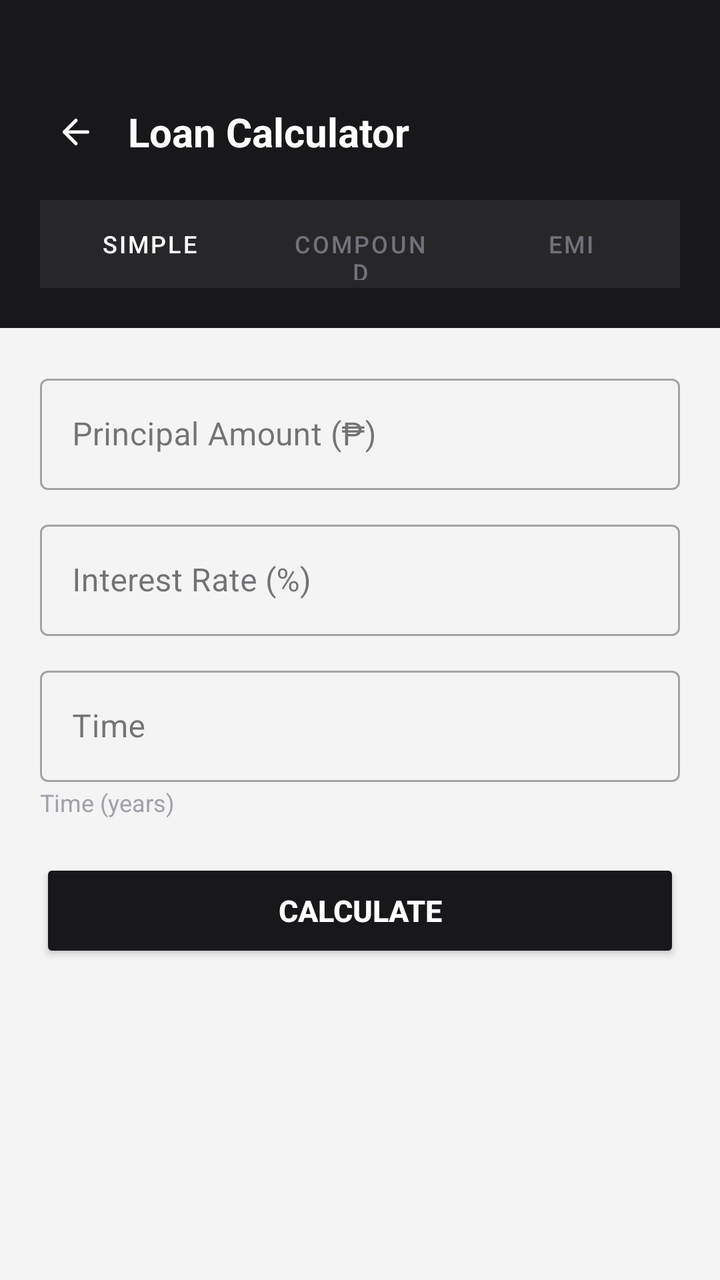
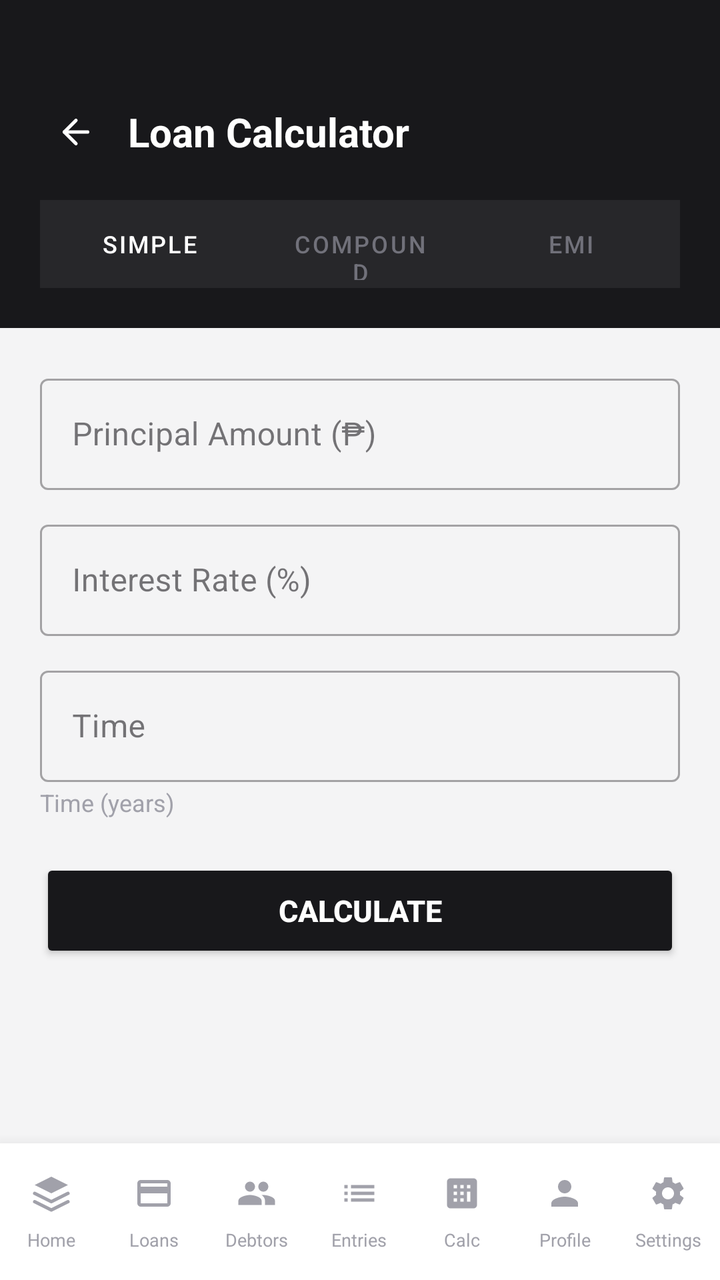

Compare the two renders of this Android layout. The source of the first and the diff that turns it into the second are given below.
<!-- AndroidManifest.xml: application theme Theme.LoanBuddy -->
<!-- res/layout/activity_calculator.xml -->
<?xml version="1.0" encoding="utf-8"?>
<ScrollView xmlns:android="http://schemas.android.com/apk/res/android"
    xmlns:app="http://schemas.android.com/apk/res-auto"
    android:layout_width="match_parent"
    android:layout_height="match_parent"
    android:background="@color/bg_page"
    android:fillViewport="true">

    <LinearLayout
        android:layout_width="match_parent"
        android:layout_height="wrap_content"
        android:orientation="vertical">

        
        <LinearLayout
            android:layout_width="match_parent"
            android:layout_height="wrap_content"
            android:background="@color/zinc_900"
            android:orientation="vertical"
            android:paddingHorizontal="20dp"
            android:paddingTop="48dp"
            android:paddingBottom="20dp">

            <LinearLayout
                android:layout_width="match_parent"
                android:layout_height="wrap_content"
                android:gravity="center_vertical"
                android:orientation="horizontal">

                <ImageButton
                    android:id="@+id/back_button"
                    android:layout_width="36dp"
                    android:layout_height="36dp"
                    android:background="?attr/selectableItemBackgroundBorderless"
                    android:src="@drawable/ic_arrow_left"
                    android:contentDescription="Back"
                    app:tint="@color/white" />

                <TextView
                    android:layout_width="0dp"
                    android:layout_height="wrap_content"
                    android:layout_weight="1"
                    android:layout_marginStart="8dp"
                    android:text="@string/calculator_title"
                    android:textColor="@color/white"
                    android:textSize="20sp"
                    android:textStyle="bold" />
            </LinearLayout>

            
            <LinearLayout
                android:layout_width="match_parent"
                android:layout_height="wrap_content"
                android:layout_marginTop="16dp"
                android:background="@color/zinc_800"
                android:orientation="horizontal"
                android:padding="4dp">

                <Button
                    android:id="@+id/tab_simple"
                    android:layout_width="0dp"
                    android:layout_height="36dp"
                    android:layout_weight="1"
                    android:backgroundTint="@color/zinc_900"
                    android:text="Simple"
                    android:textColor="@color/white"
                    android:textSize="12sp"
                    style="@style/Widget.MaterialComponents.Button" />

                <Button
                    android:id="@+id/tab_compound"
                    android:layout_width="0dp"
                    android:layout_height="36dp"
                    android:layout_weight="1"
                    android:layout_marginHorizontal="4dp"
                    android:backgroundTint="@android:color/transparent"
                    android:text="Compound"
                    android:textColor="@color/zinc_500"
                    android:textSize="12sp"
                    style="@style/Widget.MaterialComponents.Button" />

                <Button
                    android:id="@+id/tab_emi"
                    android:layout_width="0dp"
                    android:layout_height="36dp"
                    android:layout_weight="1"
                    android:backgroundTint="@android:color/transparent"
                    android:text="EMI"
                    android:textColor="@color/zinc_500"
                    android:textSize="12sp"
                    style="@style/Widget.MaterialComponents.Button" />
            </LinearLayout>
        </LinearLayout>

        
        <LinearLayout
            android:layout_width="match_parent"
            android:layout_height="wrap_content"
            android:orientation="vertical"
            android:padding="20dp">

            <com.google.android.material.textfield.TextInputLayout
                android:layout_width="match_parent"
                android:layout_height="wrap_content"
                android:hint="Principal Amount (₱)"
                style="@style/Widget.MaterialComponents.TextInputLayout.OutlinedBox">
                <com.google.android.material.textfield.TextInputEditText
                    android:id="@+id/input_principal"
                    android:layout_width="match_parent"
                    android:layout_height="wrap_content"
                    android:inputType="numberDecimal" />
            </com.google.android.material.textfield.TextInputLayout>

            <com.google.android.material.textfield.TextInputLayout
                android:layout_width="match_parent"
                android:layout_height="wrap_content"
                android:layout_marginTop="12dp"
                android:hint="Interest Rate (%)"
                style="@style/Widget.MaterialComponents.TextInputLayout.OutlinedBox">
                <com.google.android.material.textfield.TextInputEditText
                    android:id="@+id/input_rate"
                    android:layout_width="match_parent"
                    android:layout_height="wrap_content"
                    android:inputType="numberDecimal" />
            </com.google.android.material.textfield.TextInputLayout>

            <com.google.android.material.textfield.TextInputLayout
                android:layout_width="match_parent"
                android:layout_height="wrap_content"
                android:layout_marginTop="12dp"
                android:hint="Time"
                style="@style/Widget.MaterialComponents.TextInputLayout.OutlinedBox">
                <com.google.android.material.textfield.TextInputEditText
                    android:id="@+id/input_time"
                    android:layout_width="match_parent"
                    android:layout_height="wrap_content"
                    android:inputType="numberDecimal" />
            </com.google.android.material.textfield.TextInputLayout>

            <TextView
                android:id="@+id/label_time"
                android:layout_width="wrap_content"
                android:layout_height="wrap_content"
                android:layout_marginTop="2dp"
                android:text="Time (years)"
                android:textColor="@color/zinc_400"
                android:textSize="12sp" />

            
            <LinearLayout
                android:id="@+id/compound_freq_row"
                android:layout_width="match_parent"
                android:layout_height="wrap_content"
                android:layout_marginTop="12dp"
                android:orientation="vertical"
                android:visibility="gone">

                <com.google.android.material.textfield.TextInputLayout
                    android:layout_width="match_parent"
                    android:layout_height="wrap_content"
                    android:hint="Compounding Frequency / year (e.g. 12)"
                    style="@style/Widget.MaterialComponents.TextInputLayout.OutlinedBox">
                    <com.google.android.material.textfield.TextInputEditText
                        android:id="@+id/input_freq"
                        android:layout_width="match_parent"
                        android:layout_height="wrap_content"
                        android:inputType="numberDecimal"
                        android:text="12" />
                </com.google.android.material.textfield.TextInputLayout>
            </LinearLayout>

            
            <LinearLayout
                android:id="@+id/loan_term_row"
                android:layout_width="match_parent"
                android:layout_height="wrap_content"
                android:layout_marginTop="12dp"
                android:orientation="vertical"
                android:visibility="gone">

                <com.google.android.material.textfield.TextInputLayout
                    android:layout_width="match_parent"
                    android:layout_height="wrap_content"
                    android:hint="Loan Term (months)"
                    style="@style/Widget.MaterialComponents.TextInputLayout.OutlinedBox">
                    <com.google.android.material.textfield.TextInputEditText
                        android:id="@+id/input_months"
                        android:layout_width="match_parent"
                        android:layout_height="wrap_content"
                        android:inputType="numberDecimal" />
                </com.google.android.material.textfield.TextInputLayout>
            </LinearLayout>

            <Button
                android:id="@+id/calculate_button"
                android:layout_width="match_parent"
                android:layout_height="52dp"
                android:layout_marginTop="20dp"
                android:backgroundTint="@color/zinc_900"
                android:text="@string/calculate"
                android:textColor="@color/white"
                android:textSize="15sp"
                android:textStyle="bold" />

            
            <com.google.android.material.card.MaterialCardView
                android:id="@+id/result_card"
                android:layout_width="match_parent"
                android:layout_height="wrap_content"
                android:layout_marginTop="20dp"
                android:visibility="gone"
                app:cardBackgroundColor="@color/zinc_900"
                app:cardCornerRadius="14dp"
                app:cardElevation="0dp">

                <LinearLayout
                    android:layout_width="match_parent"
                    android:layout_height="wrap_content"
                    android:orientation="vertical"
                    android:padding="20dp">

                    <TextView
                        android:layout_width="wrap_content"
                        android:layout_height="wrap_content"
                        android:text="RESULT"
                        android:textColor="@color/zinc_400"
                        android:textSize="11sp"
                        android:textStyle="bold"
                        android:letterSpacing="0.1" />

                    <TextView
                        android:id="@+id/result_text"
                        android:layout_width="wrap_content"
                        android:layout_height="wrap_content"
                        android:layout_marginTop="8dp"
                        android:textColor="@color/white"
                        android:textSize="16sp"
                        android:lineSpacingExtra="6dp" />
                </LinearLayout>
            </com.google.android.material.card.MaterialCardView>

        </LinearLayout>
    </LinearLayout>
</ScrollView>
<!-- resources referenced by this layout -->
<resources>
  <!-- unchanged entries left out for length: 11 -->
</resources>

<!-- the commit's change to res/layout/activity_calculator.xml (unified diff, before → after) -->
@@ -1,8 +1,15 @@
 <?xml version="1.0" encoding="utf-8"?>
-<ScrollView xmlns:android="http://schemas.android.com/apk/res/android"
+<LinearLayout xmlns:android="http://schemas.android.com/apk/res/android"
     xmlns:app="http://schemas.android.com/apk/res-auto"
     android:layout_width="match_parent"
     android:layout_height="match_parent"
+    android:background="@color/bg_page"
+    android:orientation="vertical">
+
+<ScrollView
+    android:layout_width="match_parent"
+    android:layout_height="0dp"
+    android:layout_weight="1"
     android:background="@color/bg_page"
     android:fillViewport="true">
 
@@ -242,3 +249,98 @@
         </LinearLayout>
     </LinearLayout>
 </ScrollView>
+
+<include layout="@layout/layout_bottom_nav" />
+
+</LinearLayout>
+<!-- res/layout/layout_bottom_nav.xml (included above) -->
+<?xml version="1.0" encoding="utf-8"?>
+<LinearLayout xmlns:android="http://schemas.android.com/apk/res/android"
+    xmlns:app="http://schemas.android.com/apk/res-auto"
+    android:id="@+id/bottom_nav_container"
+    android:layout_width="match_parent"
+    android:layout_height="wrap_content"
+    android:background="@color/white"
+    android:elevation="12dp"
+    android:orientation="horizontal"
+    android:paddingTop="8dp"
+    android:paddingBottom="12dp">
+
+    
+    <LinearLayout android:id="@+id/nav_home" android:layout_width="0dp" android:layout_height="wrap_content"
+        android:layout_weight="1" android:gravity="center" android:orientation="vertical" android:padding="2dp">
+        <FrameLayout android:id="@+id/nav_bg_home" android:layout_width="44dp" android:layout_height="30dp" android:gravity="center">
+            <ImageView android:id="@+id/nav_icon_home" android:layout_width="20dp" android:layout_height="20dp"
+                android:layout_gravity="center" android:src="@drawable/ic_home" app:tint="@color/zinc_400" />
+        </FrameLayout>
+        <TextView android:id="@+id/nav_label_home" android:layout_width="wrap_content" android:layout_height="wrap_content"
+            android:text="Home" android:textSize="9sp" android:textColor="@color/zinc_400" android:layout_marginTop="2dp" />
+    </LinearLayout>
+
+    
+    <LinearLayout android:id="@+id/nav_loans" android:layout_width="0dp" android:layout_height="wrap_content"
+        android:layout_weight="1" android:gravity="center" android:orientation="vertical" android:padding="2dp">
+        <FrameLayout android:id="@+id/nav_bg_loans" android:layout_width="44dp" android:layout_height="30dp" android:gravity="center">
+            <ImageView android:id="@+id/nav_icon_loans" android:layout_width="20dp" android:layout_height="20dp"
+                android:layout_gravity="center" android:src="@drawable/ic_loans" app:tint="@color/zinc_400" />
+        </FrameLayout>
+        <TextView android:id="@+id/nav_label_loans" android:layout_width="wrap_content" android:layout_height="wrap_content"
+            android:text="Loans" android:textSize="9sp" android:textColor="@color/zinc_400" android:layout_marginTop="2dp" />
+    </LinearLayout>
+
+    
+    <LinearLayout android:id="@+id/nav_debtors" android:layout_width="0dp" android:layout_height="wrap_content"
+        android:layout_weight="1" android:gravity="center" android:orientation="vertical" android:padding="2dp">
+        <FrameLayout android:id="@+id/nav_bg_debtors" android:layout_width="44dp" android:layout_height="30dp" android:gravity="center">
+            <ImageView android:id="@+id/nav_icon_debtors" android:layout_width="20dp" android:layout_height="20dp"
+                android:layout_gravity="center" android:src="@drawable/ic_debtors" app:tint="@color/zinc_400" />
+        </FrameLayout>
+        <TextView android:id="@+id/nav_label_debtors" android:layout_width="wrap_content" android:layout_height="wrap_content"
+            android:text="Debtors" android:textSize="9sp" android:textColor="@color/zinc_400" android:layout_marginTop="2dp" />
+    </LinearLayout>
+
+    
+    <LinearLayout android:id="@+id/nav_entries" android:layout_width="0dp" android:layout_height="wrap_content"
+        android:layout_weight="1" android:gravity="center" android:orientation="vertical" android:padding="2dp">
+        <FrameLayout android:id="@+id/nav_bg_entries" android:layout_width="44dp" android:layout_height="30dp" android:gravity="center">
+            <ImageView android:id="@+id/nav_icon_entries" android:layout_width="20dp" android:layout_height="20dp"
+                android:layout_gravity="center" android:src="@drawable/ic_entries" app:tint="@color/zinc_400" />
+        </FrameLayout>
+        <TextView android:id="@+id/nav_label_entries" android:layout_width="wrap_content" android:layout_height="wrap_content"
+            android:text="Entries" android:textSize="9sp" android:textColor="@color/zinc_400" android:layout_marginTop="2dp" />
+    </LinearLayout>
+
+    
+    <LinearLayout android:id="@+id/nav_calc" android:layout_width="0dp" android:layout_height="wrap_content"
+        android:layout_weight="1" android:gravity="center" android:orientation="vertical" android:padding="2dp">
+        <FrameLayout android:id="@+id/nav_bg_calc" android:layout_width="44dp" android:layout_height="30dp" android:gravity="center">
+            <ImageView android:id="@+id/nav_icon_calc" android:layout_width="20dp" android:layout_height="20dp"
+                android:layout_gravity="center" android:src="@drawable/ic_calc" app:tint="@color/zinc_400" />
+        </FrameLayout>
+        <TextView android:id="@+id/nav_label_calc" android:layout_width="wrap_content" android:layout_height="wrap_content"
+            android:text="Calc" android:textSize="9sp" android:textColor="@color/zinc_400" android:layout_marginTop="2dp" />
+    </LinearLayout>
+
+    
+    <LinearLayout android:id="@+id/nav_profile" android:layout_width="0dp" android:layout_height="wrap_content"
+        android:layout_weight="1" android:gravity="center" android:orientation="vertical" android:padding="2dp">
+        <FrameLayout android:id="@+id/nav_bg_profile" android:layout_width="44dp" android:layout_height="30dp" android:gravity="center">
+            <ImageView android:id="@+id/nav_icon_profile" android:layout_width="20dp" android:layout_height="20dp"
+                android:layout_gravity="center" android:src="@drawable/ic_user" app:tint="@color/zinc_400" />
+        </FrameLayout>
+        <TextView android:id="@+id/nav_label_profile" android:layout_width="wrap_content" android:layout_height="wrap_content"
+            android:text="Profile" android:textSize="9sp" android:textColor="@color/zinc_400" android:layout_marginTop="2dp" />
+    </LinearLayout>
+
+    
+    <LinearLayout android:id="@+id/nav_settings" android:layout_width="0dp" android:layout_height="wrap_content"
+        android:layout_weight="1" android:gravity="center" android:orientation="vertical" android:padding="2dp">
+        <FrameLayout android:id="@+id/nav_bg_settings" android:layout_width="44dp" android:layout_height="30dp" android:gravity="center">
+            <ImageView android:id="@+id/nav_icon_settings" android:layout_width="20dp" android:layout_height="20dp"
+                android:layout_gravity="center" android:src="@drawable/ic_settings" app:tint="@color/zinc_400" />
+        </FrameLayout>
+        <TextView android:id="@+id/nav_label_settings" android:layout_width="wrap_content" android:layout_height="wrap_content"
+            android:text="Settings" android:textSize="9sp" android:textColor="@color/zinc_400" android:layout_marginTop="2dp" />
+    </LinearLayout>
+
+</LinearLayout>
<!-- resource entries referenced after the edit -->
@@ -1,5 +1,96 @@
 <!-- resources referenced by this layout -->
 <resources>
+  <!-- drawable ic_calc (drawable) -->
+  <?xml version="1.0" encoding="utf-8"?>
+  <vector xmlns:android="http://schemas.android.com/apk/res/android"
+      android:viewportWidth="24"
+      android:viewportHeight="24"
+      android:width="24dp"
+      android:height="24dp">
+      <path
+          android:fillColor="#000000"
+          android:pathData="M19,3H5C3.9,3 3,3.9 3,5v14c0,1.1 0.9,2 2,2h14c1.1,0 2,-0.9 2,-2V5C21,3.9 20.1,3 19,3zM9,17H7v-2h2v2zM9,13H7v-2h2v2zM9,9H7V7h2v2zM13,17h-2v-2h2v2zM13,13h-2v-2h2v2zM13,9h-2V7h2v2zM17,17h-2v-6h2v6zM17,9h-2V7h2v2z" />
+  </vector>
+  <!-- drawable ic_debtors (drawable) -->
+  <?xml version="1.0" encoding="utf-8"?>
+  <vector xmlns:android="http://schemas.android.com/apk/res/android"
+      android:viewportWidth="24"
+      android:viewportHeight="24"
+      android:width="24dp"
+      android:height="24dp">
+      <path
+          android:fillColor="#000000"
+          android:pathData="M16,11c1.66,0 2.99,-1.34 2.99,-3S17.66,5 16,5c-1.66,0 -3,1.34 -3,3s1.34,3 3,3zM8,11c1.66,0 2.99,-1.34 2.99,-3S9.66,5 8,5C6.34,5 5,6.34 5,8s1.34,3 3,3zM8,13c-2.33,0 -7,1.17 -7,3.5V19h14v-2.5C15,14.17 10.33,13 8,13zM16,13c-0.29,0 -0.62,0.02 -0.97,0.05 1.16,0.84 1.97,1.97 1.97,3.45V19h6v-2.5C23,14.17 18.33,13 16,13z" />
+  </vector>
+  <!-- drawable ic_entries (drawable) -->
+  <?xml version="1.0" encoding="utf-8"?>
+  <vector xmlns:android="http://schemas.android.com/apk/res/android"
+      android:viewportWidth="24"
+      android:viewportHeight="24"
+      android:width="24dp"
+      android:height="24dp">
+      <path
+          android:fillColor="#000000"
+          android:pathData="M3,13h2v-2H3v2zM3,17h2v-2H3v2zM3,9h2V7H3v2zM7,13h14v-2H7v2zM7,17h14v-2H7v2zM7,7v2h14V7H7z" />
+  </vector>
+  <!-- drawable ic_home (drawable) -->
+  <?xml version="1.0" encoding="utf-8"?>
+  <vector xmlns:android="http://schemas.android.com/apk/res/android"
+      android:width="22dp"
+      android:height="22dp"
+      android:viewportWidth="24"
+      android:viewportHeight="24">
+      <path
+          android:pathData="M12,2L2,7L12,12L22,7L12,2Z"
+          android:fillColor="@color/zinc_500" />
+      <path
+          android:pathData="M2,17L12,22L22,17"
+          android:strokeWidth="2"
+          android:strokeColor="@color/zinc_500"
+          android:fillColor="#00000000"
+          android:strokeLineCap="round"
+          android:strokeLineJoin="round" />
+      <path
+          android:pathData="M2,12L12,17L22,12"
+          android:strokeWidth="2"
+          android:strokeColor="@color/zinc_500"
+          android:fillColor="#00000000"
+          android:strokeLineCap="round"
+          android:strokeLineJoin="round" />
+  </vector>
+  <!-- drawable ic_loans (drawable) -->
+  <?xml version="1.0" encoding="utf-8"?>
+  <vector xmlns:android="http://schemas.android.com/apk/res/android"
+      android:viewportWidth="24"
+      android:viewportHeight="24"
+      android:width="24dp"
+      android:height="24dp">
+      <path
+          android:fillColor="#000000"
+          android:pathData="M20,4H4C2.89,4 2,4.89 2,6v12a2,2 0,0 0,2,2h16a2,2 0,0 0,2,-2V6C22,4.89 21.1,4 20,4zM20,18H4v-6h16v6zM20,8H4V6h16v2z" />
+  </vector>
+  <!-- drawable ic_settings (drawable) -->
+  <?xml version="1.0" encoding="utf-8"?>
+  <vector xmlns:android="http://schemas.android.com/apk/res/android"
+      android:viewportWidth="24"
+      android:viewportHeight="24"
+      android:width="24dp"
+      android:height="24dp">
+      <path
+          android:fillColor="#000000"
+          android:pathData="M19.14,12.94c0.04,-0.3 0.06,-0.61 0.06,-0.94c0,-0.32 -0.02,-0.64 -0.07,-0.94l2.03,-1.58c0.18,-0.14 0.23,-0.41 0.12,-0.61l-1.92,-3.32c-0.12,-0.22 -0.37,-0.29 -0.59,-0.22l-2.39,0.96c-0.5,-0.38 -1.03,-0.7 -1.62,-0.94L14.4,2.81c-0.04,-0.24 -0.24,-0.41 -0.48,-0.41h-3.84c-0.24,0 -0.43,0.17 -0.47,0.41L9.25,5.35C8.66,5.59 8.12,5.92 7.63,6.29L5.24,5.33c-0.22,-0.08 -0.47,0 -0.59,0.22L2.74,8.87C2.62,9.08 2.66,9.34 2.86,9.48l2.03,1.58C4.84,11.36 4.8,11.69 4.8,12s0.02,0.64 0.07,0.94l-2.03,1.58c-0.18,0.14 -0.23,0.41 -0.12,0.61l1.92,3.32c0.12,0.22 0.37,0.29 0.59,0.22l2.39,-0.96c0.5,0.38 1.03,0.7 1.62,0.94l0.36,2.54c0.05,0.24 0.24,0.41 0.48,0.41h3.84c0.24,0 0.44,-0.17 0.47,-0.41l0.36,-2.54c0.59,-0.24 1.13,-0.56 1.62,-0.94l2.39,0.96c0.22,0.08 0.47,0 0.59,-0.22l1.92,-3.32c0.12,-0.22 0.07,-0.47 -0.12,-0.61L19.14,12.94zM12,15.6c-1.98,0 -3.6,-1.62 -3.6,-3.6s1.62,-3.6 3.6,-3.6s3.6,1.62 3.6,3.6S13.98,15.6 12,15.6z" />
+  </vector>
+  <!-- drawable ic_user (drawable) -->
+  <?xml version="1.0" encoding="utf-8"?>
+  <vector xmlns:android="http://schemas.android.com/apk/res/android"
+      android:width="22dp"
+      android:height="22dp"
+      android:viewportWidth="24"
+      android:viewportHeight="24">
+      <path
+          android:pathData="M12,12C14.21,12 16,10.21 16,8C16,5.79 14.21,4 12,4C9.79,4 8,5.79 8,8C8,10.21 9.79,12 12,12ZM12,14C9.33,14 4,15.34 4,18V20H20V18C20,15.34 14.67,14 12,14Z"
+          android:fillColor="@color/zinc_500" />
+  </vector>
   <!-- unchanged entries left out for length: 11 -->
 </resources>
 
